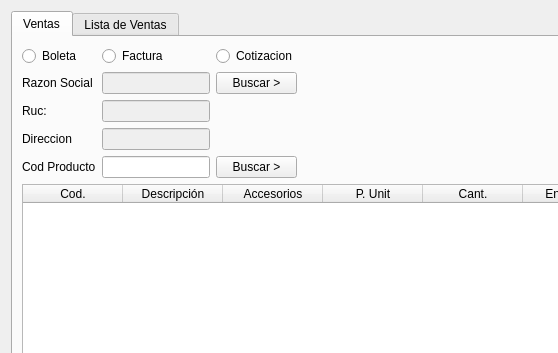
First picture: the form in venta/uiventas.ui, repository rodety/manager, before the edit; both pictures show x 0 to 558 and y 0 to 353 of the 843 by 682 pixel window.
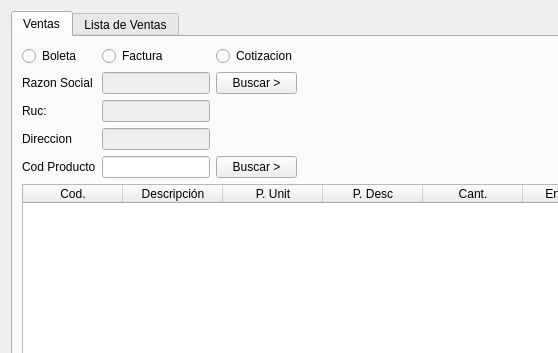
Second picture: the form after the edit.

What changed in the file:
```diff
--- a/venta/uiventas.ui
+++ b/venta/uiventas.ui
@@ -209,16 +209,16 @@
            <string>Descripción</string>
           </property>
          </column>
-         <column>
-          <property name="text">
-           <string>Accesorios</string>
-          </property>
-         </column>
          <column>
           <property name="text">
            <string>P. Unit</string>
           </property>
          </column>
+         <column>
+          <property name="text">
+           <string>P. Desc</string>
+          </property>
+         </column>
          <column>
           <property name="text">
            <string>Cant.</string>
```
Left out of the diff: 20 changed lines with no effect on the pictures.
